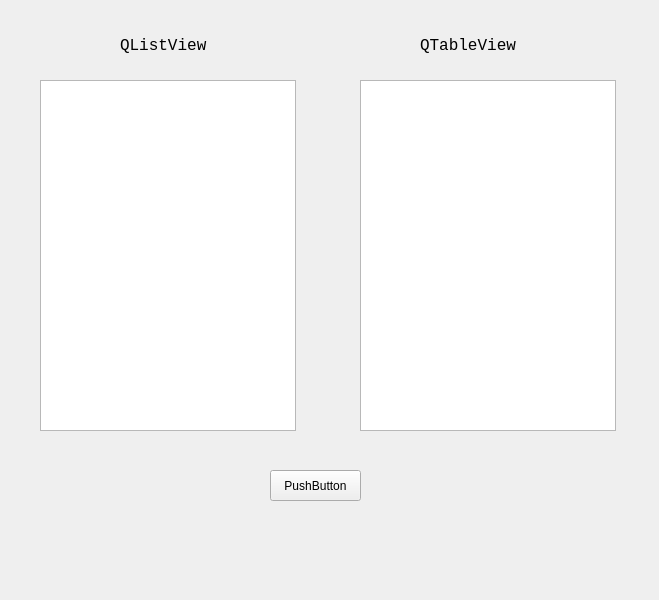
Old version of the form week3-4/mvc/mainwindow.ui in the repository suraj-soni-04/qt_learnings.
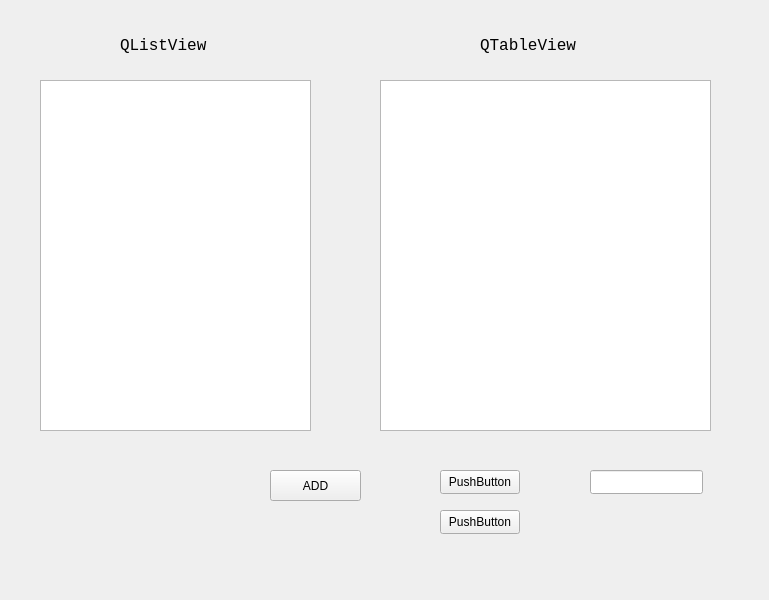
New version of the form.

```diff
--- a/week3-4/mvc/mainwindow.ui
+++ b/week3-4/mvc/mainwindow.ui
@@ -6,7 +6,7 @@
    <rect>
     <x>0</x>
     <y>0</y>
-    <width>659</width>
+    <width>769</width>
     <height>600</height>
    </rect>
   </property>
@@ -19,7 +19,7 @@
      <rect>
       <x>40</x>
       <y>80</y>
-      <width>256</width>
+      <width>271</width>
       <height>351</height>
      </rect>
     </property>
@@ -46,7 +46,7 @@
    <widget class="QLabel" name="label_2">
     <property name="geometry">
      <rect>
-      <x>420</x>
+      <x>480</x>
       <y>30</y>
       <width>101</width>
       <height>31</height>
@@ -72,19 +72,55 @@
      </rect>
     </property>
     <property name="text">
-     <string>PushButton</string>
+     <string>ADD</string>
     </property>
    </widget>
    <widget class="QTableView" name="tableView">
     <property name="geometry">
      <rect>
-      <x>360</x>
+      <x>380</x>
       <y>80</y>
-      <width>256</width>
+      <width>331</width>
       <height>351</height>
      </rect>
     </property>
    </widget>
+   <widget class="QLineEdit" name="filterLineEdit">
+    <property name="geometry">
+     <rect>
+      <x>590</x>
+      <y>470</y>
+      <width>113</width>
+      <height>24</height>
+     </rect>
+    </property>
+   </widget>
+   <widget class="QPushButton" name="sortNameButton">
+    <property name="geometry">
+     <rect>
+      <x>440</x>
+      <y>470</y>
+      <width>80</width>
+      <height>24</height>
+     </rect>
+    </property>
+    <property name="text">
+     <string>PushButton</string>
+    </property>
+   </widget>
+   <widget class="QPushButton" name="sortAgeButton">
+    <property name="geometry">
+     <rect>
+      <x>440</x>
+      <y>510</y>
+      <width>80</width>
+      <height>24</height>
+     </rect>
+    </property>
+    <property name="text">
+     <string>PushButton</string>
+    </property>
+   </widget>
   </widget>
  </widget>
  <resources/>
```
